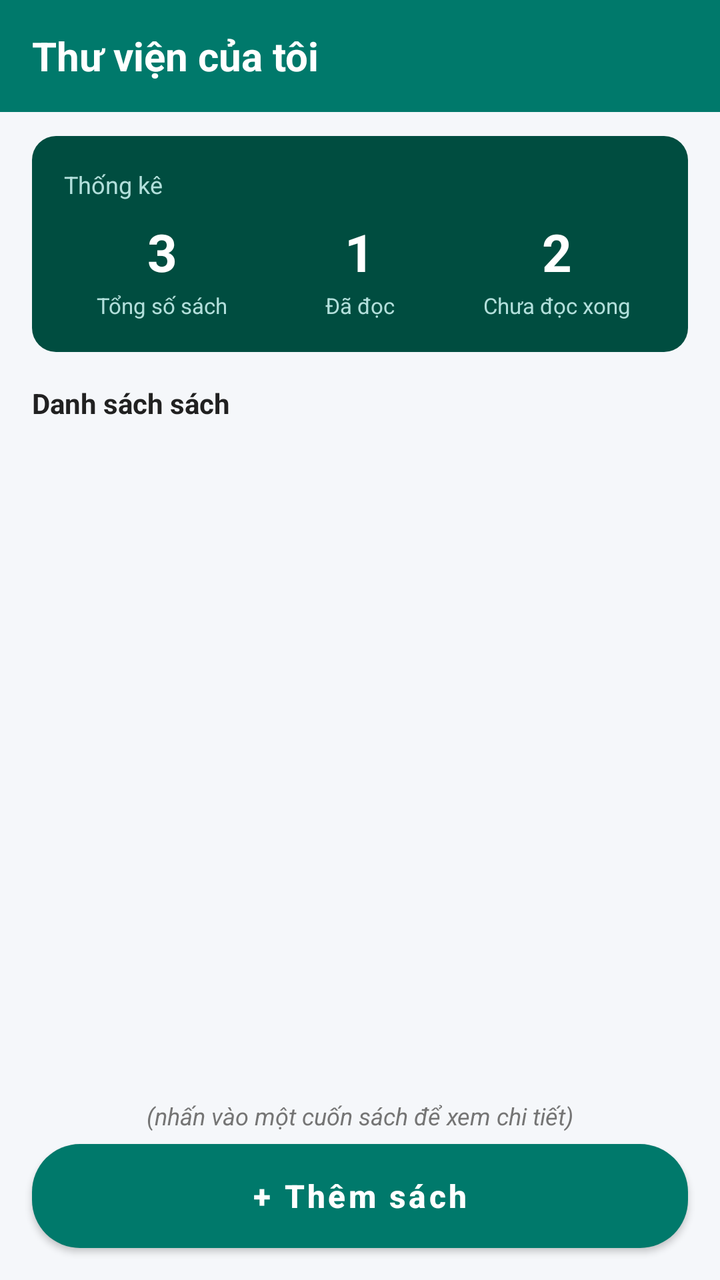
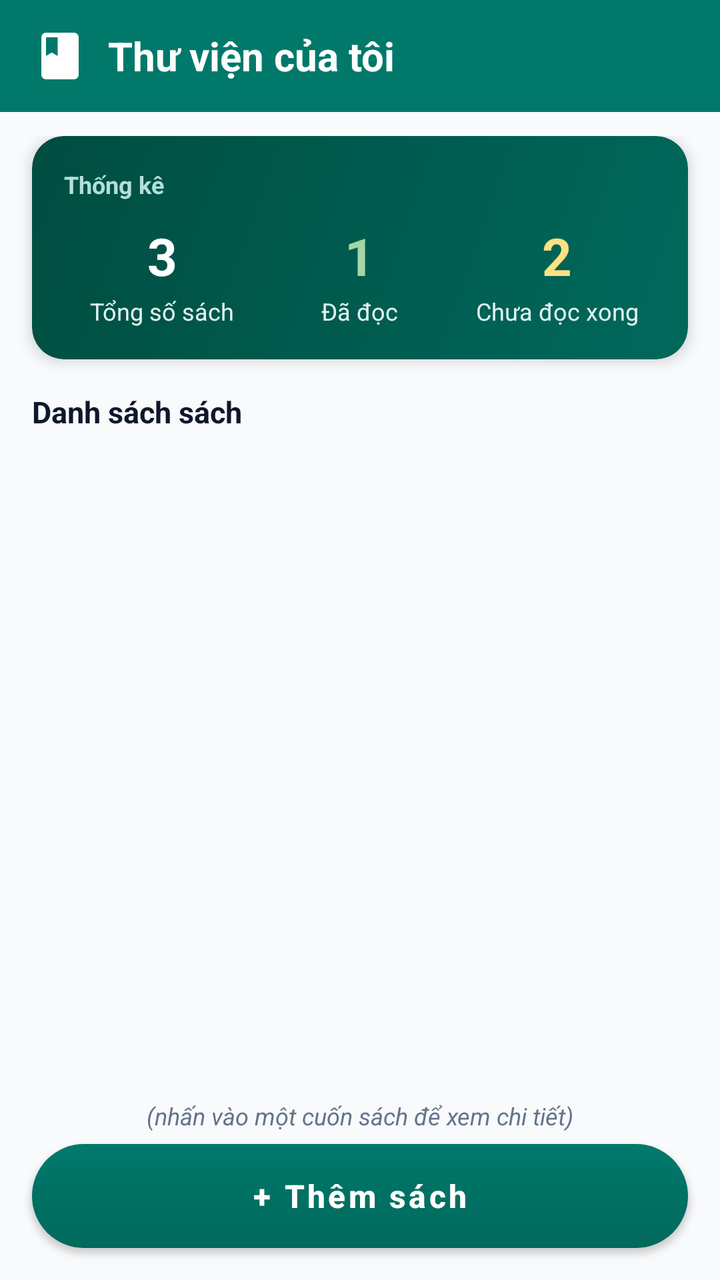

Screens rendered from an Android XML layout before and after an edit, with the pre-edit source and the edit as a unified diff.
<!-- AndroidManifest.xml: application theme Theme.BaiThucHanhSo2 -->
<!-- res/layout/activity_main.xml -->
<?xml version="1.0" encoding="utf-8"?>
<LinearLayout xmlns:android="http://schemas.android.com/apk/res/android"
    xmlns:app="http://schemas.android.com/apk/res-auto"
    android:layout_width="match_parent"
    android:layout_height="match_parent"
    android:background="@color/primary_teal"
    android:fitsSystemWindows="true"
    android:orientation="vertical">

    
    <LinearLayout
        android:layout_width="match_parent"
        android:layout_height="56dp"
        android:background="@color/primary_teal"
        android:gravity="center_vertical"
        android:paddingHorizontal="16dp">

        <TextView
            android:layout_width="wrap_content"
            android:layout_height="wrap_content"
            android:text="@string/main_title"
            android:textColor="@color/white"
            android:textSize="20sp"
            android:textStyle="bold" />
    </LinearLayout>

    <LinearLayout
        android:layout_width="match_parent"
        android:layout_height="match_parent"
        android:background="@color/bg_light"
        android:orientation="vertical">

        <LinearLayout
            android:layout_width="match_parent"
            android:layout_height="0dp"
            android:layout_weight="1"
            android:orientation="vertical"
            android:paddingTop="12dp">

            
            <LinearLayout
                android:layout_width="match_parent"
                android:layout_height="wrap_content"
                android:layout_marginHorizontal="16dp"
                android:background="@drawable/bg_stat_card"
                android:orientation="vertical"
                android:padding="16dp">

                <TextView
                    android:layout_width="wrap_content"
                    android:layout_height="wrap_content"
                    android:text="@string/stat_title"
                    android:textColor="#B2DFDB"
                    android:textSize="12sp" />

                <LinearLayout
                    android:layout_width="match_parent"
                    android:layout_height="wrap_content"
                    android:layout_marginTop="8dp"
                    android:baselineAligned="false"
                    android:orientation="horizontal">

                    
                    <LinearLayout
                        android:layout_width="0dp"
                        android:layout_height="wrap_content"
                        android:layout_weight="1"
                        android:gravity="center"
                        android:orientation="vertical">

                        <TextView
                            android:id="@+id/tvStatTotal"
                            android:layout_width="wrap_content"
                            android:layout_height="wrap_content"
                            android:text="3"
                            android:textColor="@color/white"
                            android:textSize="26sp"
                            android:textStyle="bold" />

                        <TextView
                            android:layout_width="wrap_content"
                            android:layout_height="wrap_content"
                            android:layout_marginTop="2dp"
                            android:text="@string/stat_total"
                            android:textColor="#B2DFDB"
                            android:textSize="11sp" />
                    </LinearLayout>

                    
                    <LinearLayout
                        android:layout_width="0dp"
                        android:layout_height="wrap_content"
                        android:layout_weight="1"
                        android:gravity="center"
                        android:orientation="vertical">

                        <TextView
                            android:id="@+id/tvStatRead"
                            android:layout_width="wrap_content"
                            android:layout_height="wrap_content"
                            android:text="1"
                            android:textColor="@color/white"
                            android:textSize="26sp"
                            android:textStyle="bold" />

                        <TextView
                            android:layout_width="wrap_content"
                            android:layout_height="wrap_content"
                            android:layout_marginTop="2dp"
                            android:text="@string/stat_read"
                            android:textColor="#B2DFDB"
                            android:textSize="11sp" />
                    </LinearLayout>

                    
                    <LinearLayout
                        android:layout_width="0dp"
                        android:layout_height="wrap_content"
                        android:layout_weight="1"
                        android:gravity="center"
                        android:orientation="vertical">

                        <TextView
                            android:id="@+id/tvStatUnread"
                            android:layout_width="wrap_content"
                            android:layout_height="wrap_content"
                            android:text="2"
                            android:textColor="@color/white"
                            android:textSize="26sp"
                            android:textStyle="bold" />

                        <TextView
                            android:layout_width="wrap_content"
                            android:layout_height="wrap_content"
                            android:layout_marginTop="2dp"
                            android:text="@string/stat_unread"
                            android:textColor="#B2DFDB"
                            android:textSize="11sp" />
                    </LinearLayout>

                </LinearLayout>
            </LinearLayout>

            
            <TextView
                android:layout_width="match_parent"
                android:layout_height="wrap_content"
                android:layout_marginHorizontal="16dp"
                android:layout_marginTop="16dp"
                android:layout_marginBottom="6dp"
                android:text="@string/section_book_list"
                android:textColor="@color/text_primary"
                android:textSize="14sp"
                android:textStyle="bold" />

            
            <androidx.recyclerview.widget.RecyclerView
                android:id="@+id/rvBooks"
                android:layout_width="match_parent"
                android:layout_height="0dp"
                android:layout_weight="1"
                android:clipToPadding="false"
                android:paddingBottom="8dp" />

            
            <TextView
                android:layout_width="match_parent"
                android:layout_height="wrap_content"
                android:gravity="center"
                android:paddingVertical="6dp"
                android:text="@string/hint_click_book"
                android:textColor="@color/text_secondary"
                android:textSize="12sp"
                android:textStyle="italic" />

        </LinearLayout>

        
        <Button
            android:id="@+id/btnAddBook"
            android:layout_width="match_parent"
            android:layout_height="52dp"
            android:layout_marginHorizontal="16dp"
            android:layout_marginBottom="16dp"
            android:background="@drawable/bg_btn_teal"
            android:text="@string/btn_add_book"
            android:textAllCaps="false"
            android:textColor="@color/white"
            android:textSize="16sp"
            android:textStyle="bold"
            app:backgroundTint="@null" />

    </LinearLayout>

</LinearLayout>
<!-- resources referenced by this layout -->
<resources>
  <color name="bg_light">#F5F7FA</color>
  <color name="primary_teal">#00796B</color>
  <color name="text_primary">#212121</color>
  <color name="text_secondary">#757575</color>
  <color name="white">#FFFFFF</color>
  <!-- drawable bg_btn_teal (drawable) -->
  <?xml version="1.0" encoding="utf-8"?>
  <shape xmlns:android="http://schemas.android.com/apk/res/android">
      <solid android:color="@color/primary_teal" />
      <corners android:radius="24dp" />
  </shape>
  <!-- drawable bg_stat_card (drawable) -->
  <?xml version="1.0" encoding="utf-8"?>
  <shape xmlns:android="http://schemas.android.com/apk/res/android">
      <solid android:color="@color/primary_teal_dark" />
      <corners android:radius="12dp" />
  </shape>
  <string name="btn_add_book">+ Thêm sách</string>
  <string name="hint_click_book">(nhấn vào một cuốn sách để xem chi tiết)</string>
  <string name="main_title">Thư viện của tôi</string>
  <string name="section_book_list">Danh sách sách</string>
  <string name="stat_read">Đã đọc</string>
  <string name="stat_title">Thống kê</string>
  <string name="stat_total">Tổng số sách</string>
  <string name="stat_unread">Chưa đọc xong</string>
  <style name="Theme.BaiThucHanhSo2" parent="Theme.MaterialComponents.DayNight.NoActionBar">
          <item name="colorPrimary">@color/primary_teal</item>
          <item name="colorPrimaryVariant">@color/primary_teal_dark</item>
          <item name="colorOnPrimary">@color/white</item>
          <item name="colorSecondary">@color/orange_status</item>
          <item name="colorSecondaryVariant">@color/orange_status</item>
          <item name="colorOnSecondary">@color/white</item>
          <item name="android:statusBarColor">@color/primary_teal_dark</item>
          <item name="android:windowBackground">@color/bg_light</item>
      </style>
  <color name="primary_teal_dark">#004D40</color>
  <color name="orange_status">#FB8C00</color>
</resources>

<!-- the commit's change to res/layout/activity_main.xml (unified diff, before → after) -->
@@ -15,9 +15,17 @@
         android:gravity="center_vertical"
         android:paddingHorizontal="16dp">
 
+        <ImageView
+            android:layout_width="28dp"
+            android:layout_height="28dp"
+            android:contentDescription="Library Icon"
+            android:src="@drawable/ic_book"
+            app:tint="@color/white" />
+
         <TextView
             android:layout_width="wrap_content"
             android:layout_height="wrap_content"
+            android:layout_marginStart="10dp"
             android:text="@string/main_title"
             android:textColor="@color/white"
             android:textSize="20sp"
@@ -38,108 +46,116 @@
             android:paddingTop="12dp">
 
             
-            <LinearLayout
+            <androidx.cardview.widget.CardView
                 android:layout_width="match_parent"
                 android:layout_height="wrap_content"
                 android:layout_marginHorizontal="16dp"
-                android:background="@drawable/bg_stat_card"
-                android:orientation="vertical"
-                android:padding="16dp">
-
-                <TextView
-                    android:layout_width="wrap_content"
-                    android:layout_height="wrap_content"
-                    android:text="@string/stat_title"
-                    android:textColor="#B2DFDB"
-                    android:textSize="12sp" />
+                app:cardCornerRadius="16dp"
+                app:cardElevation="4dp">
 
                 <LinearLayout
                     android:layout_width="match_parent"
                     android:layout_height="wrap_content"
-                    android:layout_marginTop="8dp"
-                    android:baselineAligned="false"
-                    android:orientation="horizontal">
-
-                    
+                    android:background="@drawable/bg_stat_card"
+                    android:orientation="vertical"
+                    android:padding="16dp">
+
+                    <TextView
+                        android:layout_width="wrap_content"
+                        android:layout_height="wrap_content"
+                        android:text="@string/stat_title"
+                        android:textColor="#B2DFDB"
+                        android:textSize="12sp"
+                        android:textStyle="bold" />
+
                     <LinearLayout
-                        android:layout_width="0dp"
+                        android:layout_width="match_parent"
                         android:layout_height="wrap_content"
-                        android:layout_weight="1"
-                        android:gravity="center"
-                        android:orientation="vertical">
-
-                        <TextView
-                            android:id="@+id/tvStatTotal"
-                            android:layout_width="wrap_content"
+                        android:layout_marginTop="10dp"
+                        android:baselineAligned="false"
+                        android:orientation="horizontal">
+
+                        
+                        <LinearLayout
+                            android:layout_width="0dp"
                             android:layout_height="wrap_content"
-                            android:text="3"
-                            android:textColor="@color/white"
-                            android:textSize="26sp"
-                            android:textStyle="bold" />
-
-                        <TextView
-                            android:layout_width="wrap_content"
+                            android:layout_weight="1"
+                            android:gravity="center"
+                            android:orientation="vertical">
+
+                            <TextView
+                                android:id="@+id/tvStatTotal"
+                                android:layout_width="wrap_content"
+                                android:layout_height="wrap_content"
+                                android:text="3"
+                                android:textColor="@color/white"
+                                android:textSize="26sp"
+                                android:textStyle="bold" />
+
+                            <TextView
+                                android:layout_width="wrap_content"
+                                android:layout_height="wrap_content"
+                                android:layout_marginTop="2dp"
+                                android:text="@string/stat_total"
+                                android:textColor="#E0F2F1"
+                                android:textSize="12sp" />
+                        </LinearLayout>
+
+                        
+                        <LinearLayout
+                            android:layout_width="0dp"
                             android:layout_height="wrap_content"
-                            android:layout_marginTop="2dp"
-                            android:text="@string/stat_total"
-                            android:textColor="#B2DFDB"
-                            android:textSize="11sp" />
+                            android:layout_weight="1"
+                            android:gravity="center"
+                            android:orientation="vertical">
+
+                            <TextView
+                                android:id="@+id/tvStatRead"
+                                android:layout_width="wrap_content"
+                                android:layout_height="wrap_content"
+                                android:text="1"
+                                android:textColor="#A5D6A7"
+                                android:textSize="26sp"
+                                android:textStyle="bold" />
+
+                            <TextView
+                                android:layout_width="wrap_content"
+                                android:layout_height="wrap_content"
+                                android:layout_marginTop="2dp"
+                                android:text="@string/stat_read"
+                                android:textColor="#E0F2F1"
+                                android:textSize="12sp" />
+                        </LinearLayout>
+
+                        
+                        <LinearLayout
+                            android:layout_width="0dp"
+                            android:layout_height="wrap_content"
+                            android:layout_weight="1"
+                            android:gravity="center"
+                            android:orientation="vertical">
+
+                            <TextView
+                                android:id="@+id/tvStatUnread"
+                                android:layout_width="wrap_content"
+                                android:layout_height="wrap_content"
+                                android:text="2"
+                                android:textColor="#FFE082"
+                                android:textSize="26sp"
+                                android:textStyle="bold" />
+
+                            <TextView
+                                android:layout_width="wrap_content"
+                                android:layout_height="wrap_content"
+                                android:layout_marginTop="2dp"
+                                android:text="@string/stat_unread"
+                                android:textColor="#E0F2F1"
+                                android:textSize="12sp" />
+                        </LinearLayout>
+
                     </LinearLayout>
-
-                    
-                    <LinearLayout
-                        android:layout_width="0dp"
-                        android:layout_height="wrap_content"
-                        android:layout_weight="1"
-                        android:gravity="center"
-                        android:orientation="vertical">
-
-                        <TextView
-                            android:id="@+id/tvStatRead"
-                            android:layout_width="wrap_content"
-                            android:layout_height="wrap_content"
-                            android:text="1"
-                            android:textColor="@color/white"
-                            android:textSize="26sp"
-                            android:textStyle="bold" />
-
-                        <TextView
-                            android:layout_width="wrap_content"
-                            android:layout_height="wrap_content"
-                            android:layout_marginTop="2dp"
-                            android:text="@string/stat_read"
-                            android:textColor="#B2DFDB"
-                            android:textSize="11sp" />
-                    </LinearLayout>
-
-                    
-                    <LinearLayout
-                        android:layout_width="0dp"
-                        android:layout_height="wrap_content"
-                        android:layout_weight="1"
-                        android:gravity="center"
-                        android:orientation="vertical">
-
-                        <TextView
-                            android:id="@+id/tvStatUnread"
-                            android:layout_width="wrap_content"
-                            android:layout_height="wrap_content"
-                            android:text="2"
-                            android:textColor="@color/white"
-                            android:textSize="26sp"
-                            android:textStyle="bold" />
-
-                        <TextView
-                            android:layout_width="wrap_content"
-                            android:layout_height="wrap_content"
-                            android:layout_marginTop="2dp"
-                            android:text="@string/stat_unread"
-                            android:textColor="#B2DFDB"
-                            android:textSize="11sp" />
-                    </LinearLayout>
-
                 </LinearLayout>
-            </LinearLayout>
+            </androidx.cardview.widget.CardView>
 
             
             <TextView
@@ -150,7 +166,7 @@
                 android:layout_marginBottom="6dp"
                 android:text="@string/section_book_list"
                 android:textColor="@color/text_primary"
-                android:textSize="14sp"
+                android:textSize="15sp"
                 android:textStyle="bold" />
 
             
@@ -183,6 +199,7 @@
             android:layout_marginHorizontal="16dp"
             android:layout_marginBottom="16dp"
             android:background="@drawable/bg_btn_teal"
+            android:elevation="4dp"
             android:text="@string/btn_add_book"
             android:textAllCaps="false"
             android:textColor="@color/white"
<!-- resource entries referenced after the edit -->
@@ -1,22 +1,39 @@
 <!-- resources referenced by this layout -->
 <resources>
-  <color name="bg_light">#F5F7FA</color>
+  <color name="bg_light">#F8FAFC</color>
   <color name="primary_teal">#00796B</color>
-  <color name="text_primary">#212121</color>
-  <color name="text_secondary">#757575</color>
+  <color name="text_primary">#0F172A</color>
+  <color name="text_secondary">#64748B</color>
   <color name="white">#FFFFFF</color>
   <!-- drawable bg_btn_teal (drawable) -->
   <?xml version="1.0" encoding="utf-8"?>
   <shape xmlns:android="http://schemas.android.com/apk/res/android">
-      <solid android:color="@color/primary_teal" />
-      <corners android:radius="24dp" />
+      <gradient
+          android:angle="270"
+          android:endColor="#00695C"
+          android:startColor="#00796B" />
+      <corners android:radius="28dp" />
   </shape>
   <!-- drawable bg_stat_card (drawable) -->
   <?xml version="1.0" encoding="utf-8"?>
   <shape xmlns:android="http://schemas.android.com/apk/res/android">
-      <solid android:color="@color/primary_teal_dark" />
-      <corners android:radius="12dp" />
+      <gradient
+          android:angle="135"
+          android:endColor="#004D40"
+          android:startColor="#00695C" />
+      <corners android:radius="16dp" />
   </shape>
+  <!-- drawable ic_book (drawable) -->
+  <?xml version="1.0" encoding="utf-8"?>
+  <vector xmlns:android="http://schemas.android.com/apk/res/android"
+      android:width="24dp"
+      android:height="24dp"
+      android:viewportWidth="24"
+      android:viewportHeight="24">
+      <path
+          android:fillColor="#00796B"
+          android:pathData="M18,2H6C4.9,2 4,2.9 4,4v16c0,1.1 0.9,2 2,2h12c1.1,0 2,-0.9 2,-2V4C20,2.9 19.1,2 18,2zM6,4h5v8l-2.5,-1.5L6,12V4z" />
+  </vector>
   <string name="btn_add_book">+ Thêm sách</string>
   <string name="hint_click_book">(nhấn vào một cuốn sách để xem chi tiết)</string>
   <string name="main_title">Thư viện của tôi</string>
@@ -36,6 +53,6 @@
           <item name="android:windowBackground">@color/bg_light</item>
       </style>
   <color name="primary_teal_dark">#004D40</color>
-  <color name="orange_status">#FB8C00</color>
+  <color name="orange_status">#E65100</color>
 </resources>
 
